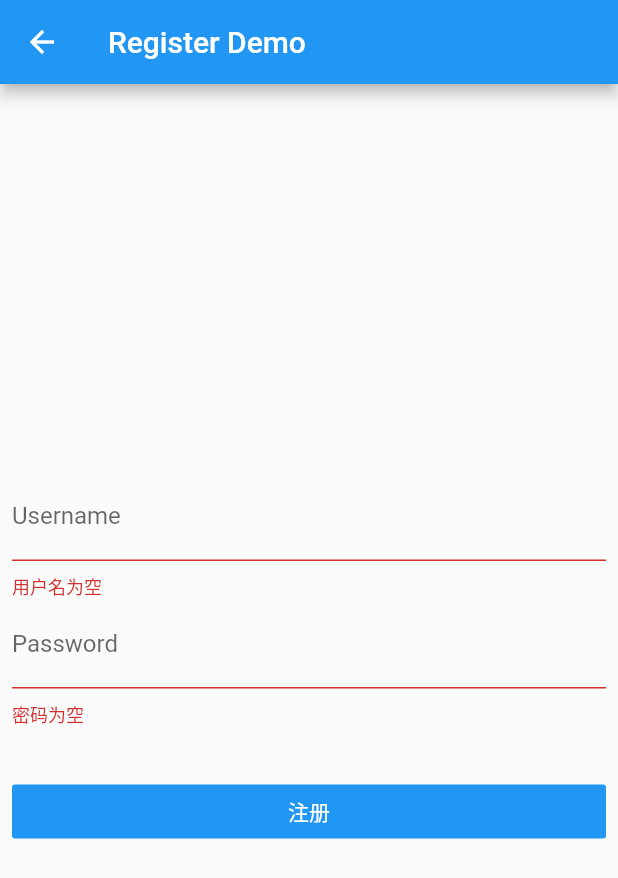
After one commit to YouLe2016/flutter_learn3, a Flutter app: the RegisterDemo screen opened by its route, after a tap on "注册", on a phone screen of 412 x 824 dp. The commit adds this screen. Shown: the top 878 px of the screen. Run offline on Flutter 3.47's test engine with Material 2 defaults, Android fonts, the phone set to English and light mode, and no system bars; our stand-ins replace dio, marquee.

Commit message:
Dart语言复习 TextField + TextFormField

```diff
--- a/lib/bilibili.dart
+++ b/lib/bilibili.dart
@@ -1,3 +1,4 @@
+import 'package:FlutterDemo/learndart/0109class.dart';
 import 'package:flutter/material.dart';
 
 import 'constant.dart';
--- a/lib/hello/widget_page.dart
+++ b/lib/hello/widget_page.dart
@@ -1,3 +1,4 @@
+import 'package:FlutterDemo/widget/edit_widget.dart';
 import 'package:flutter/material.dart';
 
 class WidgetPage extends StatelessWidget {
@@ -20,6 +21,9 @@ class WidgetPage extends StatelessWidget {
                   fontWeight: FontWeight.bold,
                   fontFamily: "Roboto"),
             ),
+            Divider(),
+            Text('TextField'),
+            EditWidget(),
             Divider(),
             Text('button'),
             Column(
--- /dev/null
+++ b/lib/register/register_demo.dart
@@ -0,0 +1,94 @@
+import 'package:flutter/material.dart';
+
+class RegisterDemo extends StatefulWidget {
+  @override
+  _RegisterDemoState createState() => _RegisterDemoState();
+}
+
+class _RegisterDemoState extends State<RegisterDemo> {
+  final registerFormKey = GlobalKey<FormState>();
+  String username, password;
+
+  void submitRegisterForm() {
+    registerFormKey.currentState.save();
+    if (registerFormKey.currentState.validate()) {
+
+    }
+  }
+
+  String validateUsername(String value) {
+    if (value.isEmpty) {
+      return "用户名为空";
+    } else {
+      return null;
+    }
+  }
+
+  String validatePassword(String value) {
+    if (value.isEmpty) {
+      return "密码为空";
+    } else {
+      return null;
+    }
+  }
+
+  @override
+  Widget build(BuildContext context) {
+    return Scaffold(
+      appBar: AppBar(
+        title: Text('Register Demo'),
+      ),
+      body: Container(
+        padding: EdgeInsets.symmetric(horizontal: 8),
+        // todo: 不知道这个东西有什么用?
+        child: Form(
+          key: registerFormKey,
+          child: Column(
+            mainAxisAlignment: MainAxisAlignment.center,
+            children: <Widget>[
+              TextFormField(
+                onSaved: (value) {
+                  debugPrint("onSaved: username=$value");
+                  username = value;
+                },
+                validator: validateUsername,
+                decoration: InputDecoration(
+                  labelText: 'Username',
+                  errorText: "",
+                ),
+              ),
+              TextFormField(
+                obscureText: true,
+                //当Form表单调用保存方法save时回调
+                onSaved: (value) {
+                  debugPrint("onSaved: password=$value");
+                  password = value;
+                },
+                validator: validatePassword,
+                decoration: InputDecoration(
+                  labelText: 'Password',
+                  errorText: "",
+                ),
+              ),
+              SizedBox(height: 32),
+              SizedBox(
+                width: double.infinity,
+                child: RaisedButton(
+                  color: Theme.of(context).primaryColor,
+                  child: Text(
+                    "注册",
+                    style: TextStyle(color: Colors.white),
+                  ),
+                  elevation: 0,
+                  onPressed: () {
+                    submitRegisterForm();
+                  },
+                ),
+              )
+            ],
+          ),
+        ),
+      ),
+    );
+  }
+}
```
Also changed, not shown: lib/component/main_button.dart (added, +22 -0 lines), lib/learndart/0106list.dart (added, +10 -0 lines), lib/learndart/0107map.dart (added, +7 -0 lines), lib/learndart/0108function.dart (added, +73 -0 lines), lib/learndart/0109class.dart (added, +78 -0 lines), lib/learndart/0110class_extends.dart (added, +58 -0 lines), lib/learndart/0111class_mimix.dart (added, +28 -0 lines), lib/learndart/0113async_await.dart (added, +41 -0 lines), lib/learndart/0114future.dart (added, +53 -0 lines), lib/main.dart (+6 -8 lines), lib/widget/edit_widget.dart (+56 -38 lines).
